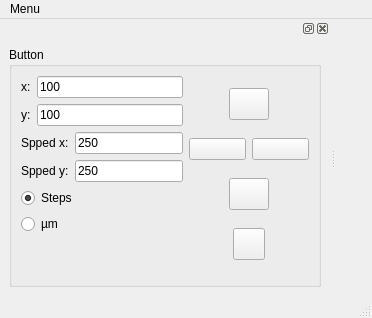
This is qudi/gui/motor/motor.ui in Ulm-IQO/qudi as Qt 5 draws it before an edit. The edited form follows.
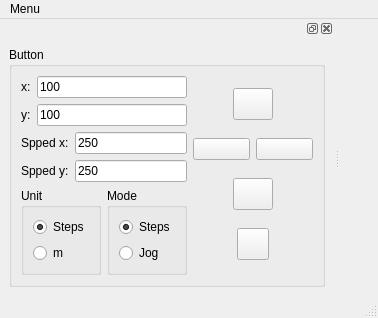
This is the edited form. Icons and pictures are not drawn.

Patch:
```diff
--- a/qudi/gui/motor/motor.ui
+++ b/qudi/gui/motor/motor.ui
@@ -6,8 +6,8 @@
    <rect>
     <x>0</x>
     <y>0</y>
-    <width>372</width>
-    <height>318</height>
+    <width>378</width>
+    <height>307</height>
    </rect>
   </property>
   <property name="windowTitle">
@@ -19,7 +19,7 @@
     <rect>
      <x>0</x>
      <y>0</y>
-     <width>372</width>
+     <width>378</width>
      <height>21</height>
     </rect>
    </property>
@@ -122,6 +122,16 @@
                 </item>
                </layout>
               </item>
+             </layout>
+            </item>
+            <item>
+             <layout class="QHBoxLayout" name="horizontalLayout_15">
+              <item>
+               <widget class="QGroupBox" name="groupBox_3">
+                <property name="title">
+                 <string>Unit</string>
+                </property>
+                <layout class="QVBoxLayout" name="verticalLayout_5">
               <item>
                <widget class="QRadioButton" name="radioButton_step">
                 <property name="text">
@@ -135,24 +145,40 @@
               <item>
                <widget class="QRadioButton" name="radioButton_um">
                 <property name="text">
-                 <string>µm</string>
+                    <string>m</string>
                 </property>
                </widget>
               </item>
              </layout>
+               </widget>
             </item>
             <item>
-             <spacer name="verticalSpacer_2">
-              <property name="orientation">
-               <enum>Qt::Vertical</enum>
-              </property>
-              <property name="sizeHint" stdset="0">
-               <size>
-                <width>20</width>
-                <height>40</height>
-               </size>
-              </property>
-             </spacer>
+               <widget class="QGroupBox" name="groupBox_2">
+                <property name="title">
+                 <string>Mode</string>
+                </property>
+                <layout class="QVBoxLayout" name="verticalLayout_6">
+                 <item>
+                  <widget class="QRadioButton" name="radioButton_mode_step">
+                   <property name="text">
+                    <string>Steps</string>
+                   </property>
+                   <property name="checked">
+                    <bool>true</bool>
+                   </property>
+                  </widget>
+                 </item>
+                 <item>
+                  <widget class="QRadioButton" name="radioButton_mode_jog">
+                   <property name="text">
+                    <string>Jog</string>
+                   </property>
+                  </widget>
+                 </item>
+                </layout>
+               </widget>
+              </item>
+             </layout>
             </item>
            </layout>
           </item>
```
Left out of the diff: 4 changed lines with no effect on the pictures. Lines whose indentation alone changed are shown as unchanged.
